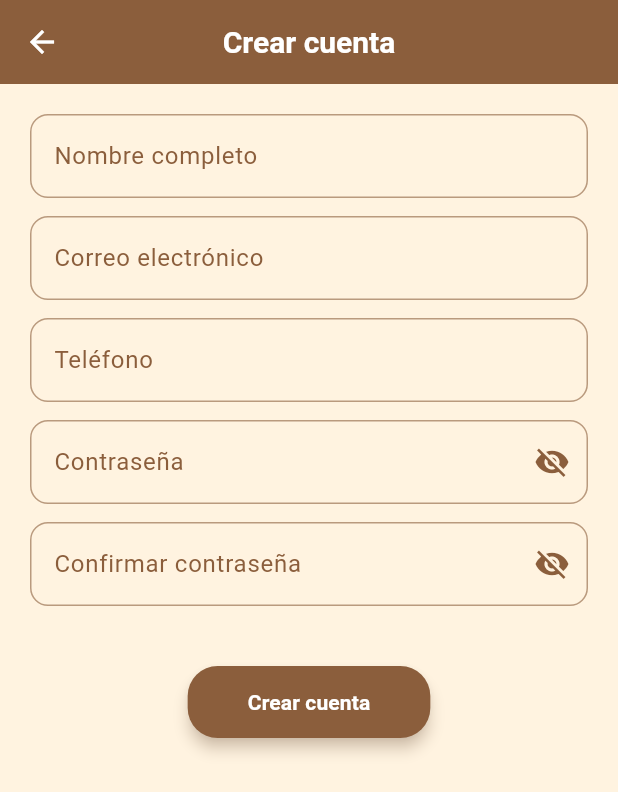
After one commit to danielrasjido/bosque_petrificado, a Flutter app: the RegistroScreen screen opened directly, on a phone screen of 412 x 824 dp. The commit adds this screen. Shown: the top 792 px of the screen. Run offline on Flutter 3.47's test engine with Material 3 defaults, Android fonts, the phone set to English and light mode, and no system bars; our stand-ins replace appwrite, file_picker, google_fonts, just_audio, permission_handler, sensors_plus and 1 more; accounts and stored records are empty; network calls fail.

Commit message:
implementado pantalla de registro

```diff
--- /dev/null
+++ b/lib/screens/RegistroScreen.dart
@@ -0,0 +1,174 @@
+import 'package:flutter/material.dart';
+import 'package:appwrite/appwrite.dart';
+import 'package:bosque_petrificado/services/serviceLocator.dart';
+import 'package:bosque_petrificado/services/authenthicationService.dart';
+import 'package:bosque_petrificado/services/usuariosService.dart';
+
+class RegistroScreen extends StatefulWidget {
+  const RegistroScreen({super.key});
+
+  @override
+  State<RegistroScreen> createState() => _RegistroScreenState();
+}
+
+class _RegistroScreenState extends State<RegistroScreen> {
+  final _nombreController = TextEditingController();
+  final _emailController = TextEditingController();
+  final _telefonoController = TextEditingController();
+  final _passwordController = TextEditingController();
+  final _confirmarPassController = TextEditingController();
+
+  bool _cargando = false;
+  String? _error;
+
+  bool _mostrarPassword = false;
+  bool _mostrarConfirmPassword = false;
+
+  late AuthenticationService _authService;
+  late UsuariosService _usuariosService;
+
+  @override
+  void initState() {
+    super.initState();
+    _authService = ServiceLocator().authService;
+    _usuariosService = ServiceLocator().usuariosService;
+  }
+
+  Future<void> _registrarUsuario() async {
+    setState(() {
+      _cargando = true;
+      _error = null;
+    });
+
+    final pass = _passwordController.text.trim();
+    final confPass = _confirmarPassController.text.trim();
+
+    // VALIDAR CONTRASEÑAS IGUALES
+    if (pass != confPass) {
+      setState(() {
+        _cargando = false;
+        _error = "Las contraseñas no coinciden";
+      });
+      return;
+    }
+
+    try {
+      final account = Account(_authService.client);
+
+      // 1. Crear usuario en Appwrite Auth
+      await account.create(
+        userId: ID.unique(),
+        email: _emailController.text.trim(),
+        password: pass,
+        name: _nombreController.text.trim(),
+      );
+
+      // 2. Crear usuario en base de datos
+      await _usuariosService.crearUsuarioEnBD(
+        nombre: _nombreController.text.trim(),
+        email: _emailController.text.trim(),
+        telefono: _telefonoController.text.trim(),
+        contrasena: pass,
+      );
+
+      if (!mounted) return;
+
+      ScaffoldMessenger.of(context).showSnackBar(
+        const SnackBar(content: Text("Cuenta creada correctamente")),
+      );
+
+      Navigator.pop(context);
+
+    } catch (e) {
+      setState(() => _error = "Error: $e");
+    } finally {
+      setState(() => _cargando = false);
+    }
+  }
+
+  @override
+  Widget build(BuildContext context) {
+    return Scaffold(
+      appBar: AppBar(title: const Text("Crear cuenta")),
+      body: SingleChildScrollView(
+        padding: const EdgeInsets.all(20),
+        child: Column(
+          children: [
+            TextField(
+              controller: _nombreController,
+              decoration: const InputDecoration(labelText: "Nombre completo"),
+            ),
+            const SizedBox(height: 12),
+
+            TextField(
+              controller: _emailController,
+              decoration: const InputDecoration(labelText: "Correo electrónico"),
+            ),
+            const SizedBox(height: 12),
+
+            TextField(
+              controller: _telefonoController,
+              decoration: const InputDecoration(labelText: "Teléfono"),
+            ),
+            const SizedBox(height: 12),
+
+            // ✔ Campo contraseña con botón mostrar/ocultar
+            TextField(
+              controller: _passwordController,
+              obscureText: !_mostrarPassword,
+              decoration: InputDecoration(
+                labelText: "Contraseña",
+                suffixIcon: IconButton(
+                  icon: Icon(
+                    _mostrarPassword
+                        ? Icons.visibility
+                        : Icons.visibility_off,
+                  ),
+                  onPressed: () {
+                    setState(() {
+                      _mostrarPassword = !_mostrarPassword;
+                    });
+                  },
+                ),
+              ),
+            ),
+            const SizedBox(height: 12),
+
+            // ✔ Confirmar contraseña
+            TextField(
+              controller: _confirmarPassController,
+              obscureText: !_mostrarConfirmPassword,
+              decoration: InputDecoration(
+                labelText: "Confirmar contraseña",
+                suffixIcon: IconButton(
+                  icon: Icon(
+                    _mostrarConfirmPassword
+                        ? Icons.visibility
+                        : Icons.visibility_off,
+                  ),
+                  onPressed: () {
+                    setState(() {
+                      _mostrarConfirmPassword = !_mostrarConfirmPassword;
+                    });
+                  },
+                ),
+              ),
+            ),
+            const SizedBox(height: 20),
+
+            if (_error != null)
+              Text(_error!, style: const TextStyle(color: Colors.red)),
+            const SizedBox(height: 20),
+
+            _cargando
+                ? const CircularProgressIndicator()
+                : ElevatedButton(
+              onPressed: _registrarUsuario,
+              child: const Text("Crear cuenta"),
+            ),
+          ],
+        ),
+      ),
+    );
+  }
+}
--- a/lib/screens/homeScreen.dart
+++ b/lib/screens/homeScreen.dart
@@ -136,12 +136,15 @@ class _MyAppState extends State<HomeScreen>{
     }
   }
 
-  void _reiniciarPodometro(){
+  void _reiniciarPodometro() {
     _podometroService.reiniciarContador();
     setState(() {
       pasos = 0;
+      pasosInicio = 0;
+      inicioRecorrido = null; // ESTO reinicia los minutos
     });
   }
+
 
   Future<void> _cerrarSesion() async {
     try {
--- a/lib/services/authenthicationService.dart
+++ b/lib/services/authenthicationService.dart
@@ -4,12 +4,17 @@ import 'package:bosque_petrificado/services/usuariosService.dart';
 import 'package:bosque_petrificado/exceptions/authException.dart';
 
 class AuthenticationService {
+  final Client _client;
   final Account _account;
   final UsuariosService _usuariosService;
 
   AuthenticationService(Client client, Databases databases)
       : _account = Account(client),
-        _usuariosService = UsuariosService(databases: databases);
+        _usuariosService = UsuariosService(databases: databases),
+        _client = client;
+
+  /// Getter público del cliente
+  Client get client => _client;
 
   ///Iniciar sesión con email y contraseña
   Future<UsuariosDTO?> login(String email, String password) async {
```
Also changed, not shown: lib/screens/loginScreen.dart (+32 -0 lines), lib/services/usuariosService.dart (+24 -0 lines).
